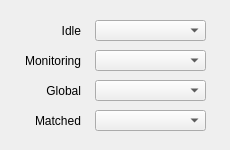
The window that QKeyMapper/qtrayiconselectdialog.ui (Zalafina/QKeyMapper) describes before a commit, drawn with Qt 5.
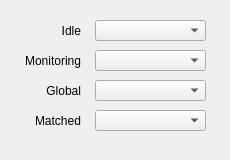
The same window after the commit.

What changed in the file:
```diff
--- a/QKeyMapper/qtrayiconselectdialog.ui
+++ b/QKeyMapper/qtrayiconselectdialog.ui
@@ -7,9 +7,27 @@
     <x>0</x>
     <y>0</y>
     <width>230</width>
-    <height>150</height>
+    <height>160</height>
    </rect>
   </property>
+  <property name="sizePolicy">
+   <sizepolicy hsizetype="Fixed" vsizetype="Fixed">
+    <horstretch>0</horstretch>
+    <verstretch>0</verstretch>
+   </sizepolicy>
+  </property>
+  <property name="minimumSize">
+   <size>
+    <width>230</width>
+    <height>160</height>
+   </size>
+  </property>
+  <property name="maximumSize">
+   <size>
+    <width>230</width>
+    <height>160</height>
+   </size>
+  </property>
   <property name="windowTitle">
    <string>Select Systemtray Icon</string>
   </property>
```
